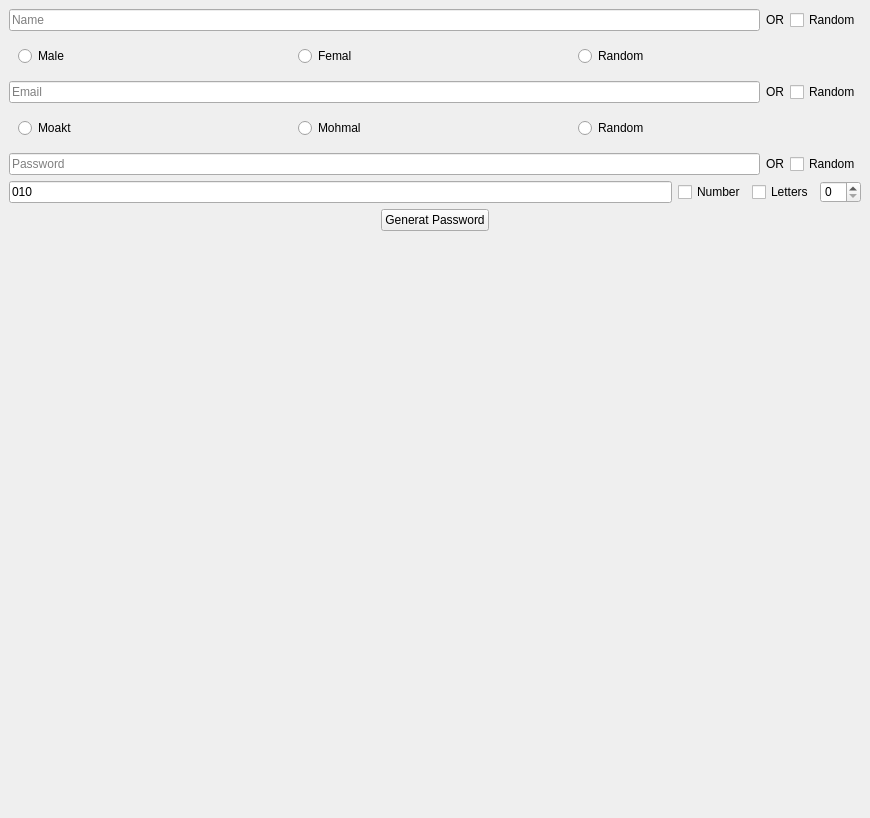
First picture: the form in ui/Public/Generat.ui, repository kreemkhaled112/GUI, before the edit.
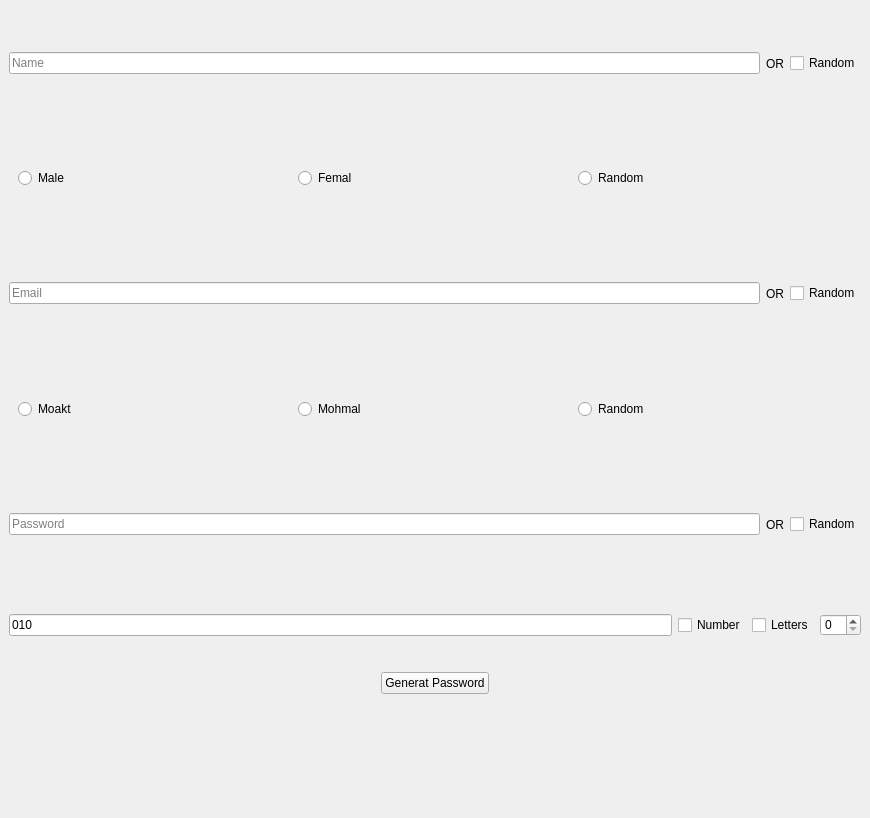
Second picture: the form after the edit.

Patch:
```diff
--- a/ui/Public/Generat.ui
+++ b/ui/Public/Generat.ui
@@ -74,7 +74,7 @@
        </rect>
       </property>
       <layout class="QGridLayout" name="gridLayout_2">
-       <item row="0" column="0">
+       <item row="1" column="0">
         <widget class="QWidget" name="widget_Name" native="true">
          <layout class="QHBoxLayout" name="horizontalLayout">
           <property name="spacing">
@@ -122,7 +122,49 @@
          </layout>
         </widget>
        </item>
-       <item row="1" column="0">
+       <item row="5" column="0">
+        <widget class="QWidget" name="widget_Password" native="true">
+         <layout class="QHBoxLayout" name="horizontalLayout_5">
+          <property name="leftMargin">
+           <number>0</number>
+          </property>
+          <property name="topMargin">
+           <number>0</number>
+          </property>
+          <property name="rightMargin">
+           <number>0</number>
+          </property>
+          <property name="bottomMargin">
+           <number>0</number>
+          </property>
+          <item>
+           <widget class="QLineEdit" name="lineEdit_3">
+            <property name="text">
+             <string/>
+            </property>
+            <property name="placeholderText">
+             <string>Password</string>
+            </property>
+           </widget>
+          </item>
+          <item>
+           <widget class="QLabel" name="label_5">
+            <property name="text">
+             <string>OR</string>
+            </property>
+           </widget>
+          </item>
+          <item>
+           <widget class="QCheckBox" name="checkBox_3">
+            <property name="text">
+             <string>Random</string>
+            </property>
+           </widget>
+          </item>
+         </layout>
+        </widget>
+       </item>
+       <item row="2" column="0">
         <widget class="QWidget" name="widget_Name1" native="true">
          <layout class="QHBoxLayout" name="horizontalLayout_2">
           <item>
@@ -149,55 +191,7 @@
          </layout>
         </widget>
        </item>
-       <item row="2" column="0">
-        <widget class="QWidget" name="widget_Email" native="true">
-         <layout class="QHBoxLayout" name="horizontalLayout_3">
-          <property name="spacing">
-           <number>6</number>
-          </property>
-          <property name="leftMargin">
-           <number>0</number>
-          </property>
-          <property name="topMargin">
-           <number>0</number>
-          </property>
-          <property name="rightMargin">
-           <number>0</number>
-          </property>
-          <property name="bottomMargin">
-           <number>0</number>
-          </property>
-          <item>
-           <widget class="QLineEdit" name="lineEdit_2">
-            <property name="styleSheet">
-             <string notr="true"/>
-            </property>
-            <property name="text">
-             <string/>
-            </property>
-            <property name="placeholderText">
-             <string>Email</string>
-            </property>
-           </widget>
-          </item>
-          <item>
-           <widget class="QLabel" name="label_2">
-            <property name="text">
-             <string>OR</string>
-            </property>
-           </widget>
-          </item>
-          <item>
-           <widget class="QCheckBox" name="checkBox_2">
-            <property name="text">
-             <string>Random</string>
-            </property>
-           </widget>
-          </item>
-         </layout>
-        </widget>
-       </item>
-       <item row="3" column="0">
+       <item row="4" column="0">
         <widget class="QWidget" name="widget_Email1" native="true">
          <layout class="QHBoxLayout" name="horizontalLayout_4">
           <item>
@@ -224,9 +218,12 @@
          </layout>
         </widget>
        </item>
-       <item row="4" column="0">
-        <widget class="QWidget" name="widget_Password" native="true">
-         <layout class="QHBoxLayout" name="horizontalLayout_5">
+       <item row="3" column="0">
+        <widget class="QWidget" name="widget_Email" native="true">
+         <layout class="QHBoxLayout" name="horizontalLayout_3">
+          <property name="spacing">
+           <number>6</number>
+          </property>
           <property name="leftMargin">
            <number>0</number>
           </property>
@@ -240,24 +237,27 @@
            <number>0</number>
           </property>
           <item>
-           <widget class="QLineEdit" name="lineEdit_3">
+           <widget class="QLineEdit" name="lineEdit_2">
+            <property name="styleSheet">
+             <string notr="true"/>
+            </property>
             <property name="text">
              <string/>
             </property>
             <property name="placeholderText">
-             <string>Password</string>
+             <string>Email</string>
             </property>
            </widget>
           </item>
           <item>
-           <widget class="QLabel" name="label_5">
+           <widget class="QLabel" name="label_2">
             <property name="text">
              <string>OR</string>
             </property>
            </widget>
           </item>
           <item>
-           <widget class="QCheckBox" name="checkBox_3">
+           <widget class="QCheckBox" name="checkBox_2">
             <property name="text">
              <string>Random</string>
             </property>
@@ -266,7 +266,7 @@
          </layout>
         </widget>
        </item>
-       <item row="5" column="0">
+       <item row="6" column="0">
         <widget class="QWidget" name="widget_Password1" native="true">
          <layout class="QVBoxLayout" name="verticalLayout">
           <property name="leftMargin">
@@ -337,11 +337,8 @@
          </layout>
         </widget>
        </item>
-       <item row="6" column="0">
-        <widget class="QStackedWidget" name="stackedWidget">
-         <widget class="QWidget" name="page_0"/>
-         <widget class="QWidget" name="page_1"/>
-        </widget>
+       <item row="7" column="0">
+        <widget class="QWidget" name="widget_Edit" native="true"/>
        </item>
       </layout>
      </widget>
```
